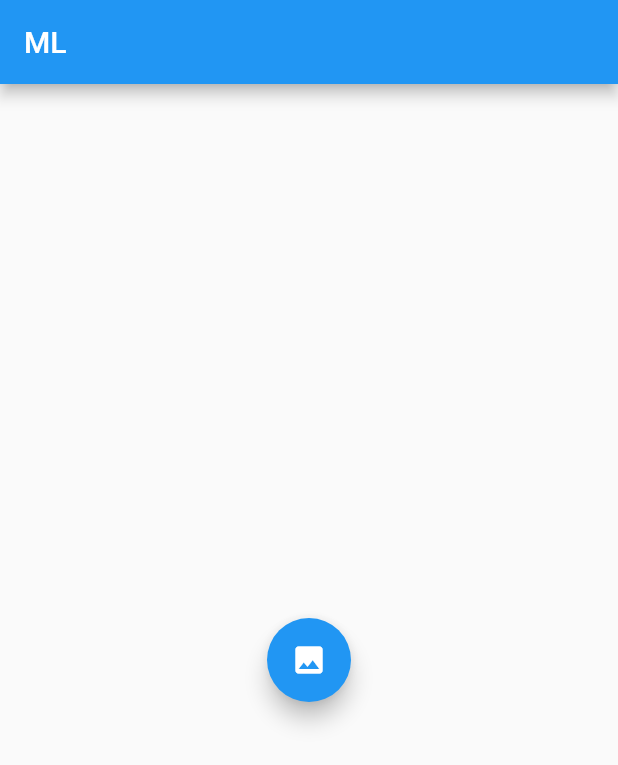
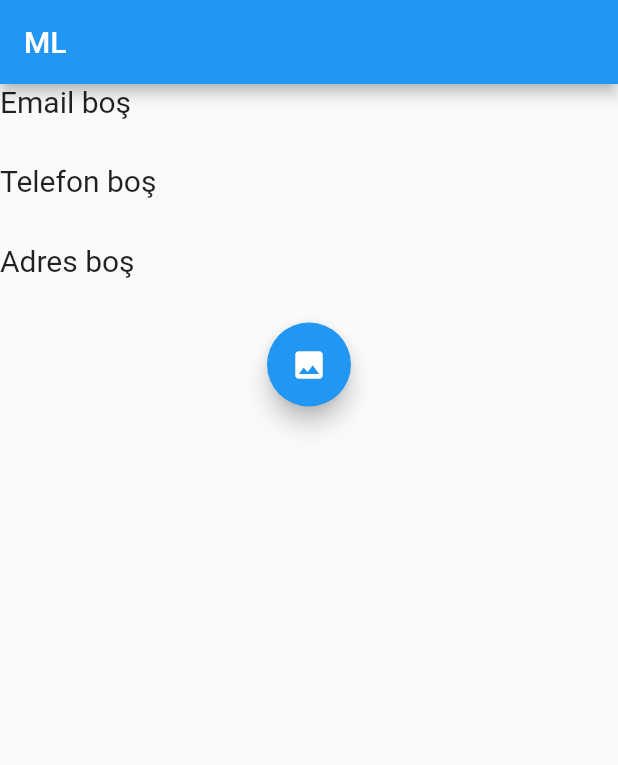
Before and after one commit to husnutass/ml_kit_app, a Flutter app: the screen it shows after launch, after a tap on the "photo" icon, on a phone screen of 412 x 824 dp. Shown: the top 765 px of the screen. Run offline on Flutter 3.47's test engine with Material 2 defaults, Android fonts, the light colour scheme and no system bars; our stand-ins replace email_validator, firebase_core, image_picker; missing offline and left inert: firebase_ml_vision; accounts and stored records are empty.

Commit message:
email, telefon pattern ayristirmasi yapildi

```diff
--- a/lib/home.dart
+++ b/lib/home.dart
@@ -2,6 +2,7 @@ import 'package:flutter/material.dart';
 import 'dart:io';
 import 'package:firebase_ml_vision/firebase_ml_vision.dart';
 import 'package:image_picker/image_picker.dart';
+import 'package:email_validator/email_validator.dart';
 
 class Home extends StatefulWidget {
   Home({Key key}) : super(key: key);
@@ -13,11 +14,24 @@ class Home extends StatefulWidget {
 class _HomeState extends State<Home> {
   File _image;
   final picker = ImagePicker();
+  List<String> email = [];
+  List<String> phone = [];
+  List<String> address = [];
+
+  bool isNumeric(String s) {
+    if (s == null) {
+      return false;
+    }
+    return double.tryParse(s) != null && s.length >= 10;
+  }
 
   Future getImage() async {
     final pickedFile = await picker.getImage(source: ImageSource.camera);
 
     if (pickedFile != null) {
+      email = [];
+      phone = [];
+      address = [];
       _image = File(pickedFile.path);
       final FirebaseVisionImage visionImage =
           FirebaseVisionImage.fromFile(_image);
@@ -35,18 +49,41 @@ class _HomeState extends State<Home> {
         print("cornerPoints: " + cornerPoints.toString());
         final String text = block.text;
         print("text: " + text);
+
         final List<RecognizedLanguage> languages = block.recognizedLanguages;
         // print("languages: " + languages.toString());
 
         for (TextLine line in block.lines) {
           // Same getters as TextBlock
-          // print("line: " + line.toString());
+          print("line: " + line.text);
+          if (EmailValidator.validate(line.text)) {
+            if (phone != null) {
+              setState(() {
+                email.add(line.text);
+              });
+            }
+          } else if (isNumeric(line.text.replaceAll(' ', ''))) {
+            if (phone != null) {
+              setState(() {
+                phone.add(line.text);
+              });
+            }
+          } else {
+            if (address != null) {
+              setState(() {
+                address.add(line.text);
+              });
+            }
+          }
           for (TextElement element in line.elements) {
             // Same getters as TextBlock
             // print("element: " + element.toString());
           }
         }
       }
+
+      print("email: " + email.toString());
+      print("phone: " + phone.toString());
     } else {
       print('No image selected.');
     }
@@ -54,11 +91,50 @@ class _HomeState extends State<Home> {
 
   @override
   Widget build(BuildContext context) {
-    return Center(
-      child: FloatingActionButton(
+    return Column(children: [
+      createRow("Email", email),
+      SizedBox(
+        height: 30,
+      ),
+      createRow("Telefon", phone),
+      SizedBox(
+        height: 30,
+      ),
+      createRow("Adres", address),
+      SizedBox(
+        height: 30,
+      ),
+      FloatingActionButton(
         onPressed: getImage,
         child: Icon(Icons.photo),
       ),
+    ]);
+  }
+
+  Row createRow(String name, List<String> list) {
+    if (list.length > 0) {
+      return Row(
+        children: [
+          Text("$name: ", style: TextStyle(fontSize: 20)),
+          Expanded(
+            child: ListView.builder(
+              shrinkWrap: true,
+              itemCount: list.length,
+              itemBuilder: (BuildContext context, int index) {
+                return Text(list[index], style: TextStyle(fontSize: 20));
+              },
+            ),
+          ),
+        ],
+      );
+    }
+    return Row(
+      children: [
+        Text(
+          "$name boş",
+          style: TextStyle(fontSize: 20),
+        )
+      ],
     );
   }
 }
--- a/pubspec.yaml
+++ b/pubspec.yaml
@@ -27,6 +27,7 @@ dependencies:
   image_picker: ^0.7.4
   firebase_ml_vision: ^0.12.0+1
   firebase_core: ^1.0.4
+  email_validator: ^2.0.1
 
   # The following adds the Cupertino Icons font to your application.
   # Use with the CupertinoIcons class for iOS style icons.
```
Also changed, not shown: pubspec.lock.
